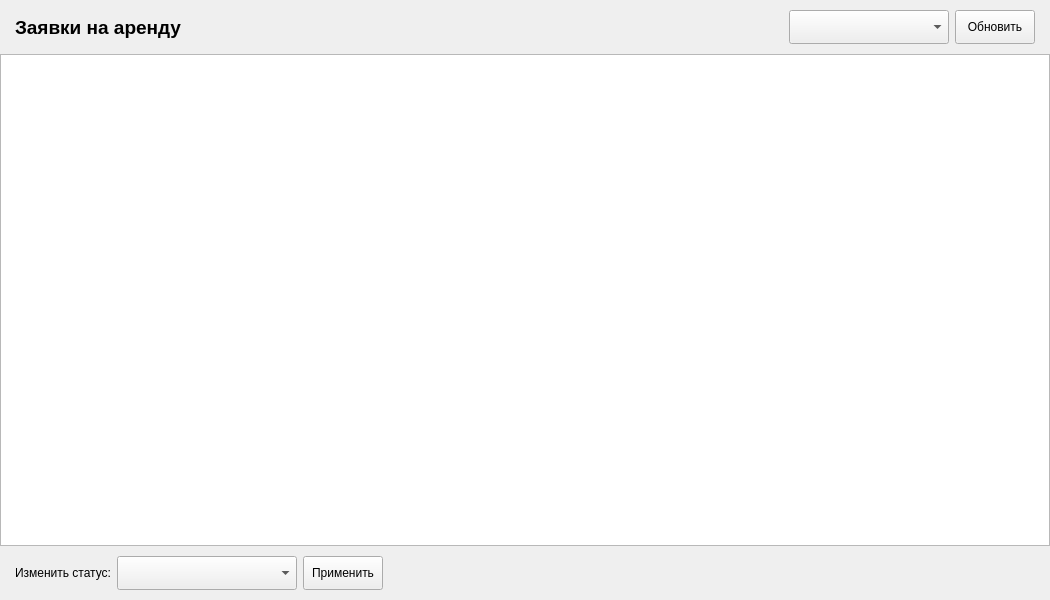
Old version of the form variant3/ui/employee.ui in the repository Leevandr/9feb.
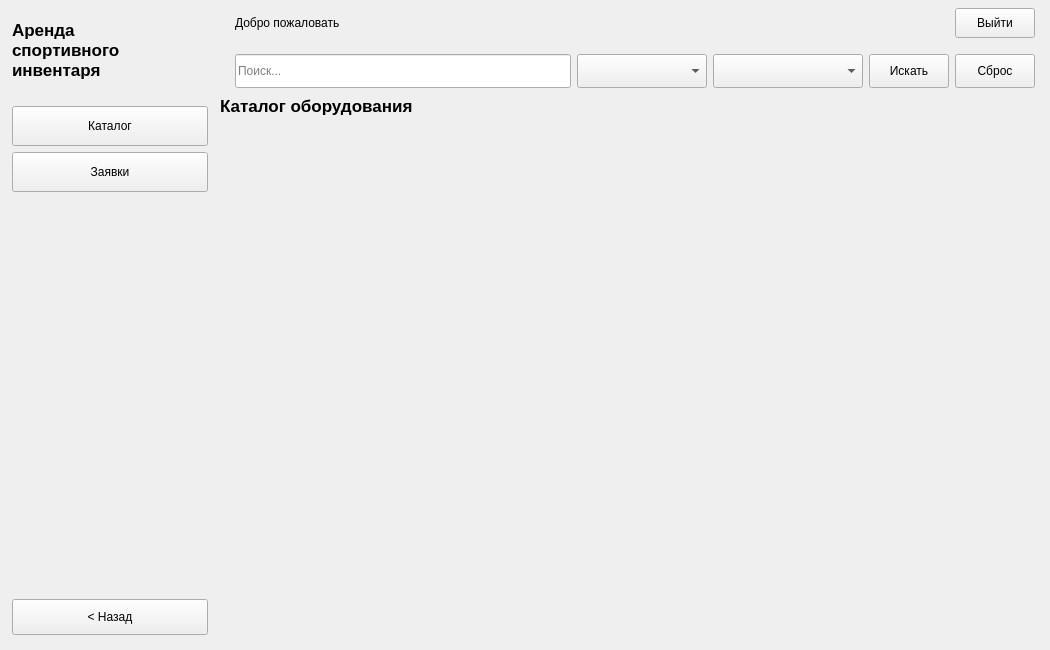
New version of the form.

The edit to the form file:
```diff
--- a/variant3/ui/employee.ui
+++ b/variant3/ui/employee.ui
@@ -3,40 +3,203 @@
  <class>EmployeeForm</class>
  <widget class="QWidget" name="EmployeeForm">
   <property name="geometry">
-   <rect><x>0</x><y>0</y><width>1050</width><height>600</height></rect>
+   <rect><x>0</x><y>0</y><width>1050</width><height>650</height></rect>
   </property>
   <property name="windowTitle">
    <string>Аренда инвентаря - Панель сотрудника</string>
   </property>
-  <layout class="QVBoxLayout" name="verticalLayout">
+  <layout class="QHBoxLayout" name="mainLayout">
    <property name="spacing"><number>0</number></property>
    <property name="leftMargin"><number>0</number></property>
    <property name="topMargin"><number>0</number></property>
    <property name="rightMargin"><number>0</number></property>
    <property name="bottomMargin"><number>0</number></property>
    <item>
-    <widget class="QWidget" name="top_panel">
-     <layout class="QHBoxLayout" name="top_layout">
+    <widget class="QWidget" name="sidebar">
+     <property name="minimumSize"><size><width>220</width><height>0</height></size></property>
+     <property name="maximumSize"><size><width>220</width><height>16777215</height></size></property>
+     <layout class="QVBoxLayout" name="sidebar_layout">
+      <property name="leftMargin"><number>12</number></property>
+      <property name="topMargin"><number>20</number></property>
+      <property name="rightMargin"><number>12</number></property>
+      <property name="bottomMargin"><number>15</number></property>
+      <item>
+       <widget class="QLabel" name="app_title">
+        <property name="text"><string>Аренда
+спортивного
+инвентаря</string></property>
+        <property name="font">
+         <font><pointsize>13</pointsize><bold>true</bold></font>
+        </property>
+        <property name="wordWrap"><bool>true</bool></property>
+       </widget>
+      </item>
+      <item>
+       <spacer name="title_spacer">
+        <property name="orientation"><enum>Qt::Vertical</enum></property>
+        <property name="sizeType"><enum>QSizePolicy::Fixed</enum></property>
+        <property name="sizeHint" stdset="0">
+         <size><width>20</width><height>20</height></size>
+        </property>
+       </spacer>
+      </item>
+      <item>
+       <widget class="QPushButton" name="nav_catalog_btn">
+        <property name="text"><string>Каталог</string></property>
+        <property name="minimumSize"><size><width>0</width><height>40</height></size></property>
+       </widget>
+      </item>
+      <item>
+       <widget class="QPushButton" name="nav_requests_btn">
+        <property name="text"><string>Заявки</string></property>
+        <property name="minimumSize"><size><width>0</width><height>40</height></size></property>
+       </widget>
+      </item>
+      <item>
+       <spacer name="sidebar_spacer">
+        <property name="orientation"><enum>Qt::Vertical</enum></property>
+        <property name="sizeHint" stdset="0">
+         <size><width>20</width><height>40</height></size>
+        </property>
+       </spacer>
+      </item>
+      <item>
+       <widget class="QPushButton" name="back_btn">
+        <property name="text"><string>&lt; Назад</string></property>
+        <property name="minimumSize"><size><width>0</width><height>36</height></size></property>
+       </widget>
+      </item>
+     </layout>
+    </widget>
+   </item>
+   <item>
+    <widget class="QWidget" name="content_area">
+     <layout class="QVBoxLayout" name="content_layout">
+      <property name="spacing"><number>0</number></property>
+      <property name="leftMargin"><number>0</number></property>
+      <property name="topMargin"><number>0</number></property>
+      <property name="rightMargin"><number>0</number></property>
+      <property name="bottomMargin"><number>0</number></property>
+      <item>
+       <widget class="QWidget" name="header_panel">
+        <layout class="QHBoxLayout" name="header_layout">
+         <property name="leftMargin"><number>15</number></property>
+         <property name="topMargin"><number>8</number></property>
+         <property name="rightMargin"><number>15</number></property>
+         <property name="bottomMargin"><number>8</number></property>
+         <item>
+          <widget class="QLabel" name="welcome_label">
+           <property name="text"><string>Добро пожаловать</string></property>
+          </widget>
+         </item>
+         <item>
+          <spacer name="header_spacer">
+           <property name="orientation"><enum>Qt::Horizontal</enum></property>
+           <property name="sizeHint" stdset="0">
+            <size><width>40</width><height>20</height></size>
+           </property>
+          </spacer>
+         </item>
+         <item>
+          <widget class="QPushButton" name="logout_btn">
+           <property name="text"><string>Выйти</string></property>
+           <property name="minimumSize"><size><width>0</width><height>30</height></size></property>
+          </widget>
+         </item>
+        </layout>
+       </widget>
+      </item>
+      <item>
+       <widget class="QStackedWidget" name="pages">
+        <widget class="QWidget" name="catalog_page">
+         <layout class="QVBoxLayout" name="catalog_layout">
+          <property name="spacing"><number>0</number></property>
+          <property name="leftMargin"><number>0</number></property>
+          <property name="topMargin"><number>0</number></property>
+          <property name="rightMargin"><number>0</number></property>
+          <property name="bottomMargin"><number>0</number></property>
+          <item>
+           <widget class="QWidget" name="filter_panel">
+            <layout class="QHBoxLayout" name="filter_layout">
+             <property name="leftMargin"><number>15</number></property>
+             <property name="topMargin"><number>8</number></property>
+             <property name="rightMargin"><number>15</number></property>
+             <property name="bottomMargin"><number>8</number></property>
+             <item>
+              <widget class="QLineEdit" name="search_edit">
+               <property name="placeholderText"><string>Поиск...</string></property>
+               <property name="minimumSize"><size><width>0</width><height>34</height></size></property>
+              </widget>
+             </item>
+             <item>
+              <widget class="QComboBox" name="type_combo">
+               <property name="minimumSize"><size><width>130</width><height>34</height></size></property>
+              </widget>
+             </item>
+             <item>
+              <widget class="QComboBox" name="point_combo">
+               <property name="minimumSize"><size><width>150</width><height>34</height></size></property>
+              </widget>
+             </item>
+             <item>
+              <widget class="QPushButton" name="search_btn">
+               <property name="text"><string>Искать</string></property>
+               <property name="minimumSize"><size><width>0</width><height>34</height></size></property>
+              </widget>
+             </item>
+             <item>
+              <widget class="QPushButton" name="reset_btn">
+               <property name="text"><string>Сброс</string></property>
+               <property name="minimumSize"><size><width>0</width><height>34</height></size></property>
+              </widget>
+             </item>
+            </layout>
+           </widget>
+          </item>
+          <item>
+           <widget class="QLabel" name="catalog_header">
+            <property name="text"><string>Каталог оборудования</string></property>
+            <property name="font">
+             <font><pointsize>13</pointsize><bold>true</bold></font>
+            </property>
+            <property name="margin"><number>10</number></property>
+           </widget>
+          </item>
+          <item>
+           <widget class="QScrollArea" name="catalog_scroll">
+            <property name="widgetResizable"><bool>true</bool></property>
+            <property name="frameShape"><enum>QFrame::NoFrame</enum></property>
+            <widget class="QWidget" name="catalog_container">
+             <property name="geometry">
+              <rect><x>0</x><y>0</y><width>780</width><height>500</height></rect>
+             </property>
+            </widget>
+           </widget>
+          </item>
+         </layout>
+        </widget>
+        <widget class="QWidget" name="requests_page">
+         <layout class="QVBoxLayout" name="requests_page_layout">
+          <property name="spacing"><number>8</number></property>
       <property name="leftMargin"><number>15</number></property>
       <property name="topMargin"><number>10</number></property>
       <property name="rightMargin"><number>15</number></property>
       <property name="bottomMargin"><number>10</number></property>
       <item>
-       <widget class="QLabel" name="header_label">
+           <widget class="QLabel" name="requests_header_label">
         <property name="text"><string>Заявки на аренду</string></property>
         <property name="font">
-         <font><pointsize>14</pointsize><bold>true</bold></font>
+             <font><pointsize>13</pointsize><bold>true</bold></font>
         </property>
        </widget>
       </item>
       <item>
-       <spacer name="top_spacer">
-        <property name="orientation"><enum>Qt::Horizontal</enum></property>
-        <property name="sizeHint" stdset="0">
-         <size><width>40</width><height>20</height></size>
-        </property>
-       </spacer>
-      </item>
+           <widget class="QWidget" name="requests_filter_panel">
+            <layout class="QHBoxLayout" name="requests_filter_layout">
+             <property name="leftMargin"><number>0</number></property>
+             <property name="topMargin"><number>0</number></property>
+             <property name="rightMargin"><number>0</number></property>
+             <property name="bottomMargin"><number>0</number></property>
       <item>
        <widget class="QComboBox" name="status_filter_combo">
         <property name="minimumSize"><size><width>160</width><height>34</height></size></property>
@@ -59,12 +222,12 @@
     </widget>
    </item>
    <item>
-    <widget class="QWidget" name="bottom_panel">
-     <layout class="QHBoxLayout" name="bottom_layout">
-      <property name="leftMargin"><number>15</number></property>
-      <property name="topMargin"><number>10</number></property>
-      <property name="rightMargin"><number>15</number></property>
-      <property name="bottomMargin"><number>10</number></property>
+           <widget class="QWidget" name="status_change_panel">
+            <layout class="QHBoxLayout" name="status_change_layout">
+             <property name="leftMargin"><number>0</number></property>
+             <property name="topMargin"><number>0</number></property>
+             <property name="rightMargin"><number>0</number></property>
+             <property name="bottomMargin"><number>0</number></property>
       <item>
        <widget class="QLabel" name="status_label">
         <property name="text"><string>Изменить статус:</string></property>
@@ -89,9 +252,11 @@
         </property>
        </spacer>
       </item>
-      <item>
-       <widget class="QLabel" name="employee_label">
-        <property name="text"><string/></property>
+            </layout>
+           </widget>
+          </item>
+         </layout>
+        </widget>
        </widget>
       </item>
      </layout>
```
Left out of the diff: 10 changed lines with no effect on the pictures. Lines whose indentation alone changed are shown as unchanged.
